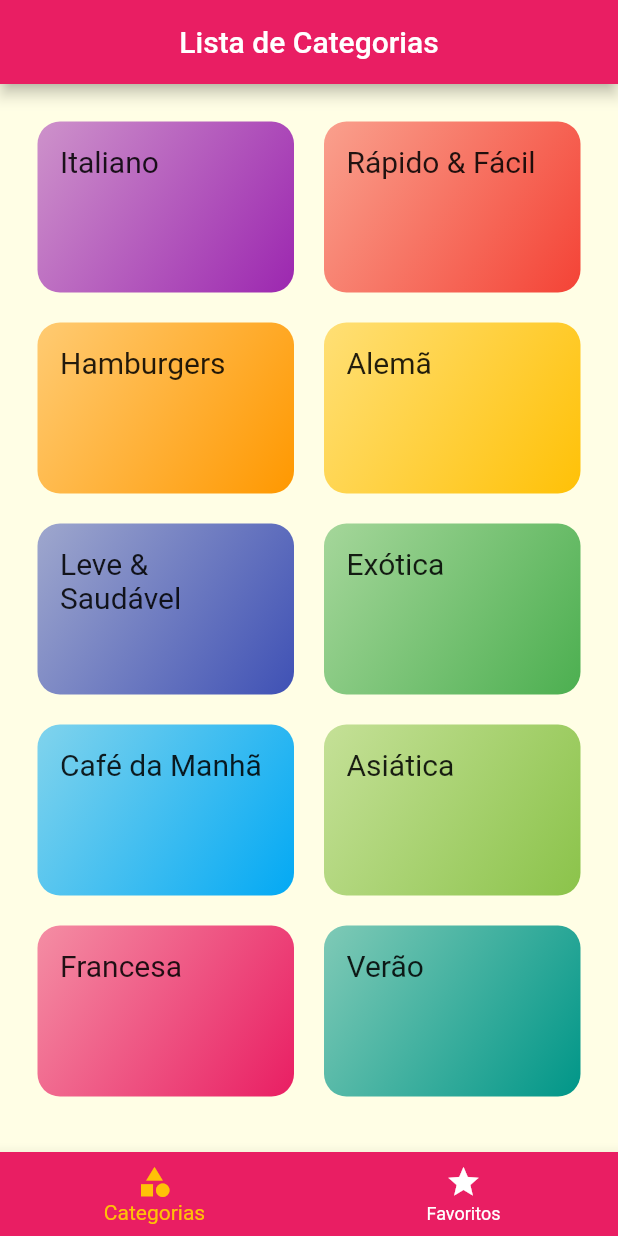
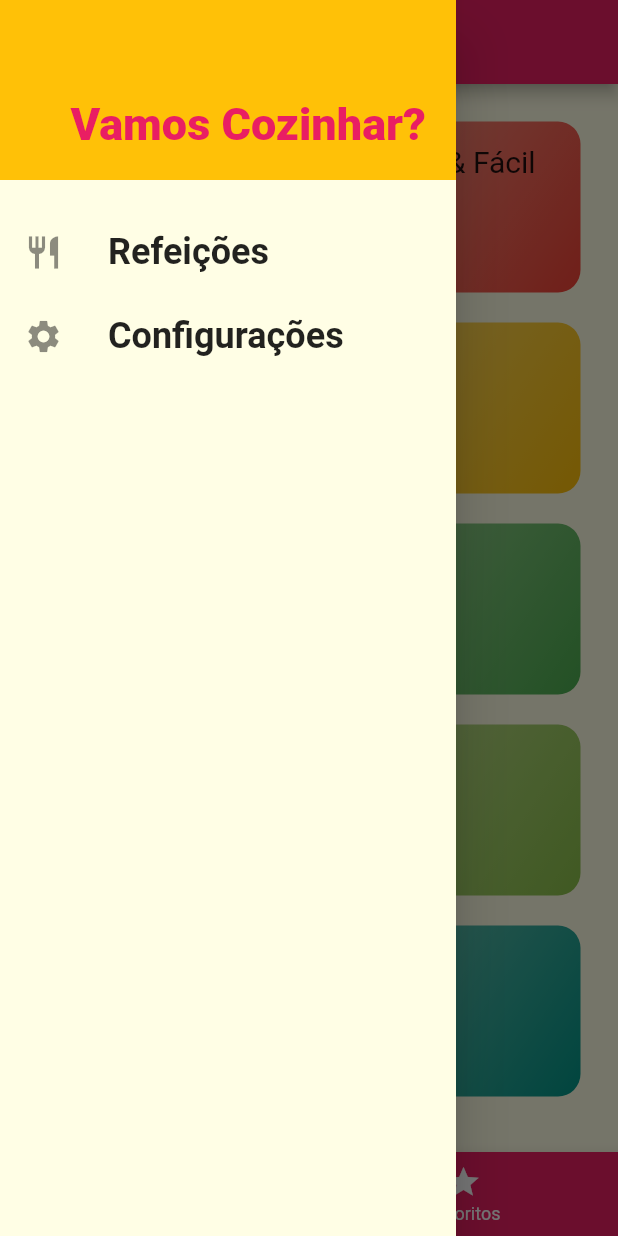
Before and after one commit to Levils114/meals-app, a Flutter app: the screen it shows after launch, with the side drawer open (before the commit the screen has no drawer), on a phone screen of 412 x 824 dp. Run offline on Flutter 3.47's test engine with Material 2 defaults, Android fonts, the phone set to English and light mode, and no system bars.

```diff
--- a/lib/main.dart
+++ b/lib/main.dart
@@ -3,6 +3,7 @@ import 'package:flutter/material.dart';
 import 'package:meals_app/screens/categories_meals_screen.dart';
 import 'package:meals_app/screens/categories_screen.dart';
 import 'package:meals_app/screens/meal_detail_screen.dart';
+import 'package:meals_app/screens/settings_screen.dart';
 import 'package:meals_app/screens/tabs_screen.dart';
 import 'package:meals_app/utils/app_routes.dart';
 
@@ -12,7 +13,7 @@ class MyApp extends StatelessWidget {
   @override
   Widget build(BuildContext context) {
     return MaterialApp(
-      title: 'DeliMeals',
+      title: 'Vamos Cozinhar?',
       theme: ThemeData(
         primarySwatch: Colors.pink,
         accentColor: Colors.amber,
@@ -28,6 +29,7 @@ class MyApp extends StatelessWidget {
         AppRoutes.HOME: (_) => TabsScreen(),
         AppRoutes.CATEGORIES_MEALS: (_) => CategoriesMealsScreen(),
         AppRoutes.MEAL_DETAIL: (_) => MealDetailScreen(),
+        AppRoutes.SETTINGS: (_) => SettingsScreen(),
       },
       onUnknownRoute: (settings) {
         return CupertinoPageRoute(
--- a/lib/screens/tabs_screen.dart
+++ b/lib/screens/tabs_screen.dart
@@ -1,6 +1,7 @@
 import 'package:flutter/material.dart';
 import 'package:meals_app/screens/categories_screen.dart';
 import 'package:meals_app/screens/favorite_screen.dart';
+import 'package:meals_app/widgets/drawer_widget.dart';
 
 class TabsScreen extends StatefulWidget {
   @override
@@ -45,6 +46,7 @@ class _TabsScreenState extends State<TabsScreen> {
           ),
         ],
       ),
+      drawer: MainDrawer(),
     );
   }
 }
--- a/lib/utils/app_routes.dart
+++ b/lib/utils/app_routes.dart
@@ -3,4 +3,5 @@ class AppRoutes {
   static const CATEGORIES_MEALS = '/categories-meals';
   static const MEAL_DETAIL = '/meal-detail';
   static const FAVORITE = '/favorite';
+  static const SETTINGS = '/settings';
 }
--- /dev/null
+++ b/lib/widgets/drawer_widget.dart
@@ -0,0 +1,63 @@
+import 'package:flutter/material.dart';
+import 'package:meals_app/utils/app_routes.dart';
+
+class MainDrawer extends StatelessWidget {
+  Widget _createItem(IconData icon, String label, Function onTap) {
+    return (ListTile(
+      leading: Icon(
+        icon,
+        size: 26,
+      ),
+      title: Text(
+        label,
+        style: TextStyle(
+          fontSize: 24,
+          fontWeight: FontWeight.bold,
+        ),
+      ),
+      onTap: onTap,
+    ));
+  }
+
+  @override
+  Widget build(BuildContext context) {
+    return Drawer(
+      child: Column(
+        children: [
+          Container(
+            height: 120,
+            width: double.infinity,
+            padding: const EdgeInsets.all(20),
+            color: Theme.of(context).accentColor,
+            alignment: Alignment.bottomRight,
+            child: Text(
+              'Vamos Cozinhar?',
+              style: TextStyle(
+                fontWeight: FontWeight.w900,
+                fontSize: 30,
+                color: Theme.of(context).primaryColor,
+              ),
+            ),
+          ),
+          SizedBox(
+            height: 20,
+          ),
+          _createItem(
+            Icons.restaurant,
+            'Refeições',
+            () {
+              Navigator.of(context).pushReplacementNamed(AppRoutes.HOME);
+            },
+          ),
+          _createItem(
+            Icons.settings,
+            'Configurações',
+            () {
+              Navigator.of(context).pushReplacementNamed(AppRoutes.SETTINGS);
+            },
+          ),
+        ],
+      ),
+    );
+  }
+}
```
Also changed, not shown: lib/models/settings.dart (added, +13 -0 lines), lib/screens/meal_detail_screen.dart (+8 -1 lines), lib/screens/settings_screen.dart (added, +94 -0 lines), lib/widgets/meal_item_widget.dart (+8 -4 lines).
